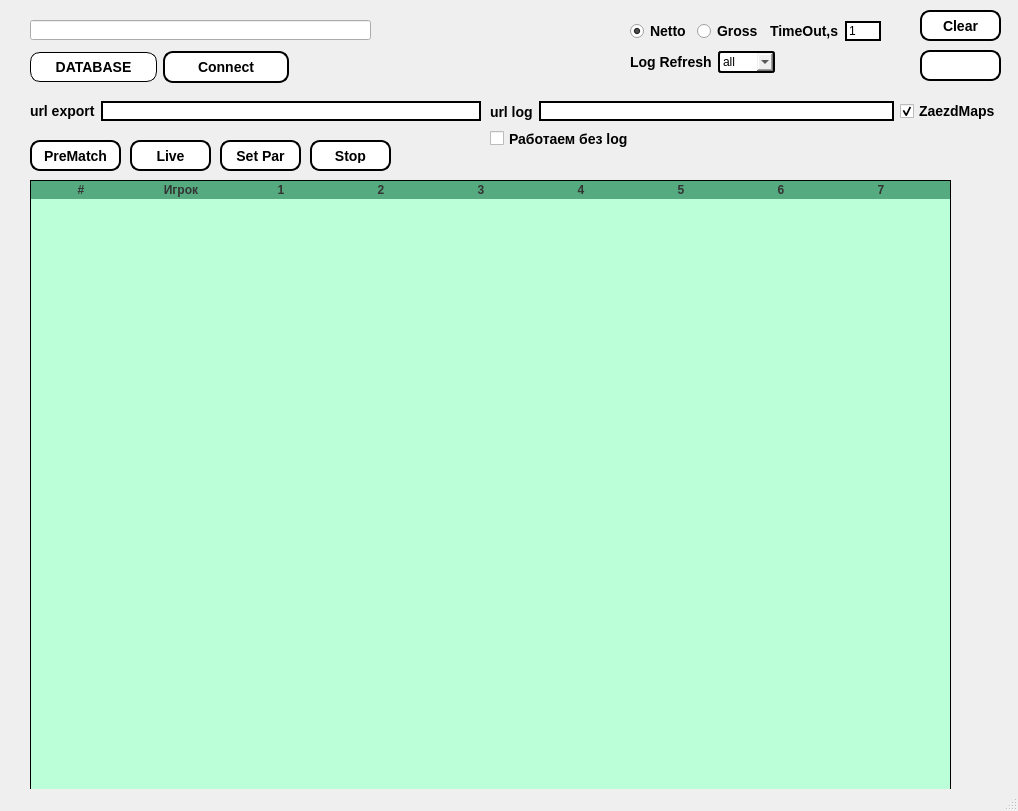
Old version of the form window.ui in the repository biggvladik/GrabberGolf.
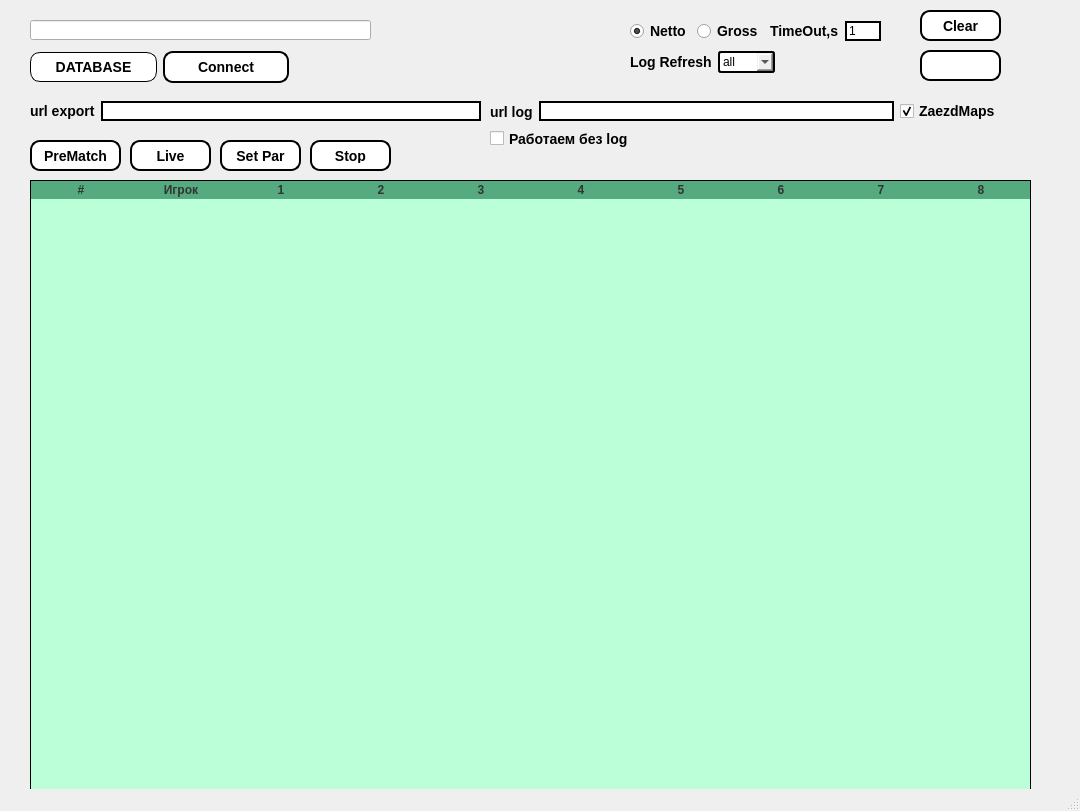
New version of the form.

Commit message: добавил PTS/TOTAL

Patch:
```diff
--- a/window.ui
+++ b/window.ui
@@ -6,7 +6,7 @@
    <rect>
     <x>0</x>
     <y>0</y>
-    <width>1018</width>
+    <width>1080</width>
     <height>811</height>
    </rect>
   </property>
@@ -331,7 +331,7 @@
      <rect>
       <x>30</x>
       <y>180</y>
-      <width>921</width>
+      <width>1001</width>
       <height>611</height>
      </rect>
     </property>
@@ -483,6 +483,16 @@
       <string>18</string>
      </property>
     </column>
+    <column>
+     <property name="text">
+      <string>PTS</string>
+     </property>
+    </column>
+    <column>
+     <property name="text">
+      <string>TOTAL</string>
+     </property>
+    </column>
    </widget>
    <widget class="QPushButton" name="pushButton_8">
     <property name="enabled">
```
The commit also changes 5 other files.
